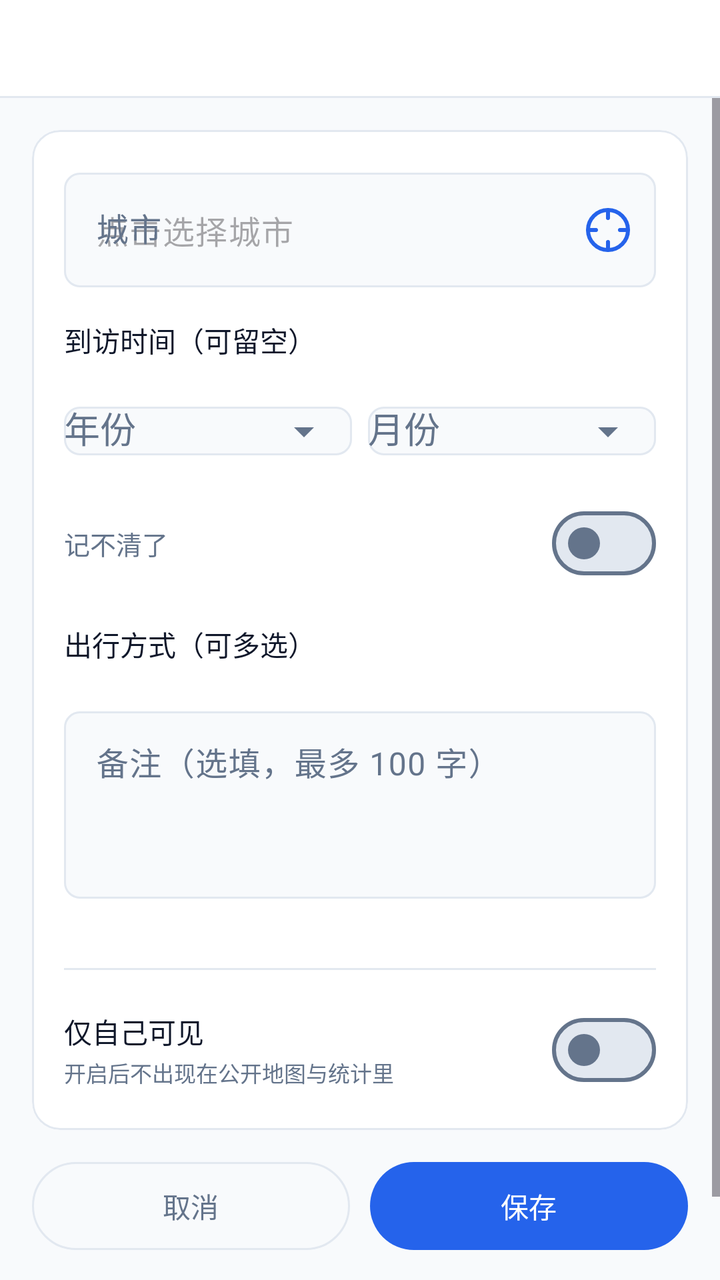
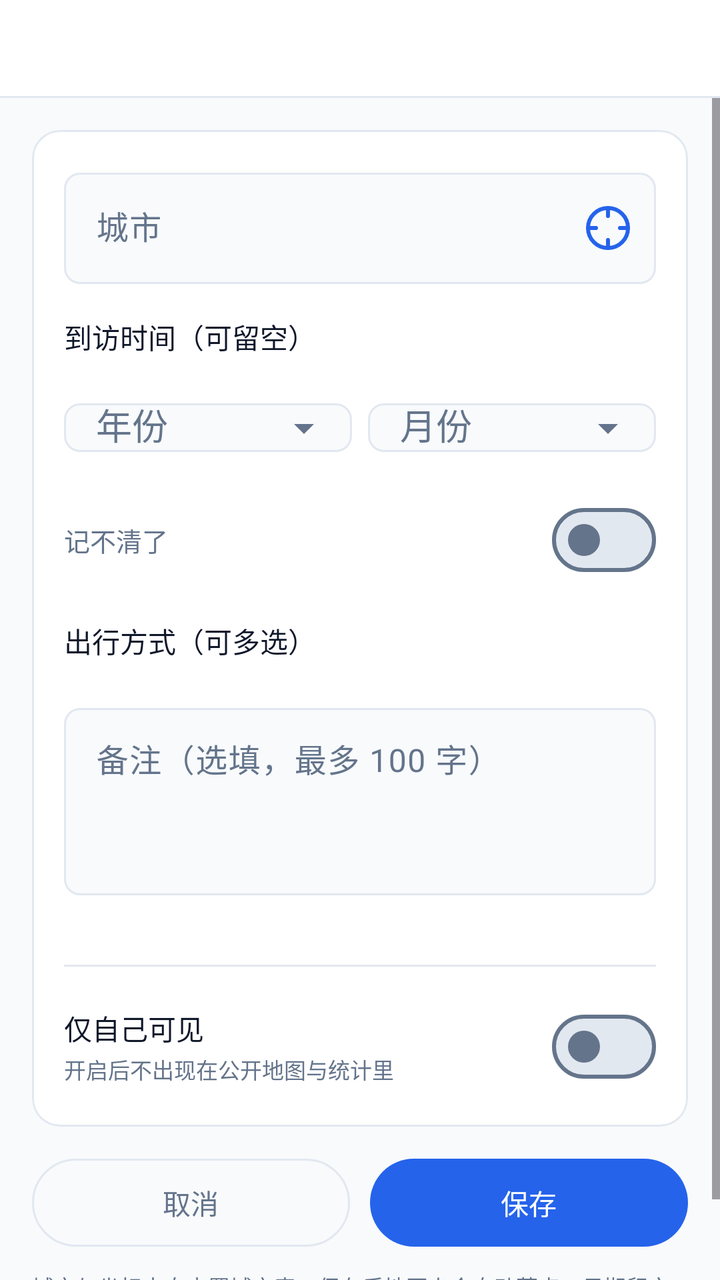

The first picture is an Android layout as it rendered before a commit; the second is the same layout after the commit. The layout source and the unified diff follow.
<!-- AndroidManifest.xml: application theme Theme.CityFootprint -->
<!-- res/layout/activity_visit_edit.xml -->
<?xml version="1.0" encoding="utf-8"?>
<LinearLayout xmlns:android="http://schemas.android.com/apk/res/android"
    xmlns:app="http://schemas.android.com/apk/res-auto"
    android:layout_width="match_parent"
    android:layout_height="match_parent"
    android:background="@color/bg"
    android:orientation="vertical">

    
    <include
        android:id="@+id/topBar"
        layout="@layout/view_top_bar"
        android:layout_width="match_parent"
        android:layout_height="wrap_content" />

    
    <ScrollView
        android:id="@+id/content"
        android:layout_width="match_parent"
        android:layout_height="0dp"
        android:layout_weight="1">

        <LinearLayout
            android:layout_width="match_parent"
            android:layout_height="wrap_content"
            android:orientation="vertical"
            android:padding="16dp">

            <com.google.android.material.card.MaterialCardView
                android:layout_width="match_parent"
                android:layout_height="wrap_content">

                <LinearLayout
                    android:layout_width="match_parent"
                    android:layout_height="wrap_content"
                    android:orientation="vertical"
                    android:padding="16dp">

                    
                    <com.google.android.material.textfield.TextInputLayout
                        android:id="@+id/cityLayout"
                        style="@style/Widget.App.TextInputLayout"
                        android:layout_width="match_parent"
                        android:layout_height="wrap_content"
                        android:hint="@string/edit_city"
                        app:endIconContentDescription="@string/edit_locate"
                        app:endIconDrawable="@drawable/ic_locate"
                        app:endIconMode="custom"
                        app:endIconTint="@color/accent">

                        <com.google.android.material.textfield.TextInputEditText
                            android:id="@+id/inputCity"
                            android:layout_width="match_parent"
                            android:layout_height="wrap_content"
                            android:clickable="true"
                            android:cursorVisible="false"
                            android:focusable="false"
                            android:hint="@string/edit_city_hint"
                            android:inputType="none"
                            android:maxLines="1" />
                    </com.google.android.material.textfield.TextInputLayout>

                    
                    <TextView
                        android:layout_width="match_parent"
                        android:layout_height="wrap_content"
                        android:layout_marginTop="16dp"
                        android:text="@string/edit_date"
                        android:textColor="@color/fg"
                        android:textSize="14sp" />

                    <LinearLayout
                        android:layout_width="match_parent"
                        android:layout_height="wrap_content"
                        android:layout_marginTop="6dp"
                        android:orientation="horizontal">

                        <com.google.android.material.textfield.TextInputLayout
                            android:id="@+id/yearLayout"
                            style="@style/Widget.App.TextInputLayout"
                            android:layout_width="0dp"
                            android:layout_height="wrap_content"
                            android:layout_weight="1"
                            android:hint="@string/edit_date_year"
                            app:endIconMode="dropdown_menu">

                            <AutoCompleteTextView
                                android:id="@+id/inputYear"
                                android:layout_width="match_parent"
                                android:layout_height="wrap_content"
                                android:inputType="none" />
                        </com.google.android.material.textfield.TextInputLayout>

                        <com.google.android.material.textfield.TextInputLayout
                            android:id="@+id/monthLayout"
                            style="@style/Widget.App.TextInputLayout"
                            android:layout_width="0dp"
                            android:layout_height="wrap_content"
                            android:layout_marginStart="8dp"
                            android:layout_weight="1"
                            android:hint="@string/edit_date_month"
                            app:endIconMode="dropdown_menu">

                            <AutoCompleteTextView
                                android:id="@+id/inputMonth"
                                android:layout_width="match_parent"
                                android:layout_height="wrap_content"
                                android:inputType="none" />
                        </com.google.android.material.textfield.TextInputLayout>
                    </LinearLayout>

                    
                    <LinearLayout
                        android:layout_width="match_parent"
                        android:layout_height="wrap_content"
                        android:layout_marginTop="8dp"
                        android:gravity="center_vertical"
                        android:orientation="horizontal">

                        <TextView
                            android:layout_width="0dp"
                            android:layout_height="wrap_content"
                            android:layout_weight="1"
                            android:text="@string/edit_date_forgot"
                            android:textColor="@color/muted_fg"
                            android:textSize="13sp" />

                        <com.google.android.material.materialswitch.MaterialSwitch
                            android:id="@+id/switchForgot"
                            android:layout_width="wrap_content"
                            android:layout_height="wrap_content"
                            android:contentDescription="@string/edit_date_forgot" />
                    </LinearLayout>

                    
                    <TextView
                        android:layout_width="match_parent"
                        android:layout_height="wrap_content"
                        android:layout_marginTop="16dp"
                        android:text="@string/edit_transport"
                        android:textColor="@color/fg"
                        android:textSize="14sp" />

                    <com.google.android.material.chip.ChipGroup
                        android:id="@+id/groupTransport"
                        android:layout_width="match_parent"
                        android:layout_height="wrap_content"
                        android:layout_marginTop="6dp"
                        app:chipSpacingHorizontal="6dp"
                        app:chipSpacingVertical="6dp"
                        app:singleLine="false"
                        app:singleSelection="false" />

                    
                    <com.google.android.material.textfield.TextInputLayout
                        android:id="@+id/noteLayout"
                        style="@style/Widget.App.TextInputLayout"
                        android:layout_width="match_parent"
                        android:layout_height="wrap_content"
                        android:layout_marginTop="12dp"
                        android:hint="@string/edit_note">

                        <com.google.android.material.textfield.TextInputEditText
                            android:id="@+id/inputNote"
                            android:layout_width="match_parent"
                            android:layout_height="wrap_content"
                            android:gravity="top|start"
                            android:inputType="textMultiLine"
                            android:maxLength="100"
                            android:minLines="3" />
                    </com.google.android.material.textfield.TextInputLayout>

                    <TextView
                        android:id="@+id/textNoteCounter"
                        android:layout_width="match_parent"
                        android:layout_height="wrap_content"
                        android:layout_marginTop="4dp"
                        android:fontFamily="monospace"
                        android:gravity="end"
                        android:textColor="@color/muted_fg"
                        android:textSize="11sp" />

                    
                    <View
                        android:layout_width="match_parent"
                        android:layout_height="1dp"
                        android:layout_marginTop="16dp"
                        android:background="@color/border" />

                    <LinearLayout
                        android:layout_width="match_parent"
                        android:layout_height="wrap_content"
                        android:layout_marginTop="16dp"
                        android:gravity="center_vertical"
                        android:orientation="horizontal">

                        <LinearLayout
                            android:layout_width="0dp"
                            android:layout_height="wrap_content"
                            android:layout_weight="1"
                            android:orientation="vertical">

                            <TextView
                                android:layout_width="match_parent"
                                android:layout_height="wrap_content"
                                android:text="@string/edit_private"
                                android:textColor="@color/fg"
                                android:textSize="14sp" />

                            <TextView
                                android:layout_width="match_parent"
                                android:layout_height="wrap_content"
                                android:layout_marginTop="2dp"
                                android:text="@string/edit_private_hint"
                                android:textColor="@color/muted_fg"
                                android:textSize="11sp" />
                        </LinearLayout>

                        <com.google.android.material.materialswitch.MaterialSwitch
                            android:id="@+id/switchPrivate"
                            android:layout_width="wrap_content"
                            android:layout_height="wrap_content"
                            android:layout_marginStart="8dp"
                            android:contentDescription="@string/edit_private" />
                    </LinearLayout>
                </LinearLayout>
            </com.google.android.material.card.MaterialCardView>

            
            <LinearLayout
                android:layout_width="match_parent"
                android:layout_height="wrap_content"
                android:layout_marginTop="16dp"
                android:orientation="horizontal">

                <com.google.android.material.button.MaterialButton
                    android:id="@+id/btnCancel"
                    style="@style/Widget.App.Button.Ghost"
                    android:layout_width="0dp"
                    android:layout_height="44dp"
                    android:layout_weight="1"
                    android:insetTop="0dp"
                    android:insetBottom="0dp"
                    android:text="@string/common_cancel"
                    android:textSize="14sp" />

                <com.google.android.material.button.MaterialButton
                    android:id="@+id/btnSave"
                    style="@style/Widget.App.Button"
                    android:layout_width="0dp"
                    android:layout_height="44dp"
                    android:layout_marginStart="10dp"
                    android:layout_weight="1"
                    android:insetTop="0dp"
                    android:insetBottom="0dp"
                    android:text="@string/edit_save"
                    android:textSize="14sp" />
            </LinearLayout>

            
            <com.google.android.material.button.MaterialButton
                android:id="@+id/btnDelete"
                style="@style/Widget.App.Button.Danger"
                android:layout_width="wrap_content"
                android:layout_height="wrap_content"
                android:layout_marginTop="10dp"
                android:minWidth="0dp"
                android:text="@string/edit_delete"
                android:visibility="gone" />

            <ProgressBar
                android:id="@+id/editProgress"
                android:layout_width="wrap_content"
                android:layout_height="wrap_content"
                android:layout_gravity="center_horizontal"
                android:layout_marginTop="16dp"
                android:visibility="gone" />

            <TextView
                android:id="@+id/textEditError"
                android:layout_width="match_parent"
                android:layout_height="wrap_content"
                android:layout_marginTop="12dp"
                android:textColor="@color/destructive"
                android:textSize="13sp"
                android:visibility="gone" />

            <TextView
                style="@style/BodyMuted"
                android:layout_width="match_parent"
                android:layout_height="wrap_content"
                android:layout_marginTop="12dp"
                android:text="@string/edit_footnote" />
        </LinearLayout>
    </ScrollView>
</LinearLayout>
<!-- res/layout/view_top_bar.xml (included above) -->
<?xml version="1.0" encoding="utf-8"?>
<LinearLayout xmlns:android="http://schemas.android.com/apk/res/android"
    style="@style/Widget.App.ShellBand">

    <LinearLayout
        android:layout_width="match_parent"
        android:layout_height="48dp"
        android:gravity="center_vertical"
        android:orientation="horizontal"
        android:paddingStart="16dp"
        android:paddingEnd="16dp">

        
        <ImageButton
            android:id="@+id/btnMenu"
            android:layout_width="36dp"
            android:layout_height="36dp"
            android:layout_marginEnd="10dp"
            android:background="@drawable/bg_action_button"
            android:contentDescription="@string/common_menu"
            android:padding="6dp"
            android:src="@drawable/ic_menu"
            android:tint="@color/sidebar_fg"
            android:visibility="gone" />

        <ImageButton
            android:id="@+id/btnBack"
            android:layout_width="36dp"
            android:layout_height="36dp"
            android:layout_marginEnd="10dp"
            android:background="@drawable/bg_action_button"
            android:contentDescription="@string/common_back"
            android:padding="6dp"
            android:src="@drawable/ic_back"
            android:tint="@color/sidebar_fg"
            android:visibility="gone" />

        <TextView
            android:id="@+id/title"
            android:layout_width="0dp"
            android:layout_height="wrap_content"
            android:layout_weight="1"
            android:ellipsize="end"
            android:maxLines="1"
            android:textColor="@color/sidebar_fg"
            android:textSize="16sp"
            android:textStyle="bold" />
    </LinearLayout>

    <View style="@style/Widget.App.ShellDivider" />
</LinearLayout>
<!-- resources referenced by this layout -->
<resources>
  <color name="accent">#2563EB</color>
  <color name="bg">#F8FAFC</color>
  <color name="border">#E2E8F0</color>
  <color name="destructive">#DC2626</color>
  <color name="fg">#0F172A</color>
  <color name="muted_fg">#64748B</color>
  <color name="sidebar_fg">#0F172A</color>
  <!-- drawable bg_action_button (drawable) -->
  <?xml version="1.0" encoding="utf-8"?>
  <shape xmlns:android="http://schemas.android.com/apk/res/android"
      android:shape="rectangle">
      <corners android:radius="18dp" />
      <solid android:color="@color/card" />
      <stroke
          android:width="1dp"
          android:color="@color/sidebar_border" />
  </shape>
  <string name="common_back">返回</string>
  <string name="common_cancel">取消</string>
  <string name="common_menu">菜单</string>
  <string name="edit_city">城市</string>
  <string name="edit_city_hint">点击选择城市</string>
  <string name="edit_date">到访时间（可留空）</string>
  <string name="edit_date_forgot">记不清了</string>
  <string name="edit_date_month">月份</string>
  <string name="edit_date_year">年份</string>
  <string name="edit_delete">删除</string>
  <string name="edit_footnote">城市与坐标来自内置城市表，保存后地图上会自动落点；日期留空表示「去过但记不清了」</string>
  <string name="edit_locate">定位到最近的城市</string>
  <string name="edit_note">备注（选填，最多 100 字）</string>
  <string name="edit_private">仅自己可见</string>
  <string name="edit_private_hint">开启后不出现在公开地图与统计里</string>
  <string name="edit_save">保存</string>
  <string name="edit_transport">出行方式（可多选）</string>
  <style name="BodyMuted">
          <item name="android:layout_width">wrap_content</item>
          <item name="android:layout_height">wrap_content</item>
          <item name="android:textSize">11sp</item>
          <item name="android:textColor">@color/muted_fg</item>
      </style>
  <style name="Widget.App.Button" parent="Widget.Material3.Button">
          <item name="cornerRadius">999dp</item>
      </style>
  <style name="Widget.App.Button.Danger" parent="Widget.Material3.Button.OutlinedButton">
          <item name="cornerRadius">999dp</item>
          <item name="strokeColor">@color/border</item>
          <item name="android:textColor">@color/destructive</item>
      </style>
  <style name="Widget.App.Button.Ghost" parent="Widget.Material3.Button.OutlinedButton">
          <item name="cornerRadius">999dp</item>
          <item name="strokeColor">@color/border</item>
          <item name="android:textColor">@color/text_secondary</item>
      </style>
  <style name="Widget.App.ShellBand" parent="">
          <item name="android:layout_width">match_parent</item>
          <item name="android:layout_height">wrap_content</item>
          <item name="android:background">@color/sidebar</item>
          <item name="android:orientation">vertical</item>
      </style>
  <style name="Widget.App.ShellDivider" parent="">
          <item name="android:layout_width">match_parent</item>
          <item name="android:layout_height">1dp</item>
          <item name="android:background">@color/sidebar_border</item>
      </style>
  <color name="card">#FFFFFF</color>
  <color name="sidebar_border">#E2E8F0</color>
  <color name="text_secondary">#64748B</color>
  <color name="sidebar">#FFFFFF</color>
  <color name="popover">#F8FAFC</color>
  <color name="on_accent">#FFFFFF</color>
  <color name="accent_light">#EFF6FF</color>
  <color name="accent_soft_fg">#1D4ED8</color>
  <color name="muted">#E2E8F0</color>
  <color name="window_bg_light">#FFFFFF</color>
  <style name="Widget.App.CardView" parent="Widget.Material3.CardView.Outlined">
          <item name="cardCornerRadius">14dp</item>
          <item name="cardElevation">0dp</item>
          <item name="cardBackgroundColor">@color/card</item>
          <item name="strokeColor">@color/border</item>
          <item name="strokeWidth">1dp</item>
      </style>
  <!-- unchanged entries left out for length: 5 -->
</resources>

<!-- the commit's change to res/layout/activity_visit_edit.xml (unified diff, before → after) -->
@@ -55,7 +55,6 @@
                             android:clickable="true"
                             android:cursorVisible="false"
                             android:focusable="false"
-                            android:hint="@string/edit_city_hint"
                             android:inputType="none"
                             android:maxLines="1" />
                     </com.google.android.material.textfield.TextInputLayout>
@@ -88,7 +87,9 @@
                                 android:id="@+id/inputYear"
                                 android:layout_width="match_parent"
                                 android:layout_height="wrap_content"
-                                android:inputType="none" />
+                                android:inputType="none"
+                                android:paddingStart="16dp"
+                                android:paddingEnd="16dp" />
                         </com.google.android.material.textfield.TextInputLayout>
 
                         <com.google.android.material.textfield.TextInputLayout
@@ -105,7 +106,9 @@
                                 android:id="@+id/inputMonth"
                                 android:layout_width="match_parent"
                                 android:layout_height="wrap_content"
-                                android:inputType="none" />
+                                android:inputType="none"
+                                android:paddingStart="16dp"
+                                android:paddingEnd="16dp" />
                         </com.google.android.material.textfield.TextInputLayout>
                     </LinearLayout>
 
@@ -307,25 +310,12 @@
         android:paddingStart="16dp"
         android:paddingEnd="16dp">
 
-        
-        <ImageButton
-            android:id="@+id/btnMenu"
-            android:layout_width="36dp"
-            android:layout_height="36dp"
-            android:layout_marginEnd="10dp"
-            android:background="@drawable/bg_action_button"
-            android:contentDescription="@string/common_menu"
-            android:padding="6dp"
-            android:src="@drawable/ic_menu"
-            android:tint="@color/sidebar_fg"
-            android:visibility="gone" />
-
         <ImageButton
             android:id="@+id/btnBack"
             android:layout_width="36dp"
             android:layout_height="36dp"
             android:layout_marginEnd="10dp"
-            android:background="@drawable/bg_action_button"
+            android:background="?attr/selectableItemBackgroundBorderless"
             android:contentDescription="@string/common_back"
             android:padding="6dp"
             android:src="@drawable/ic_back"
@@ -342,6 +332,19 @@
             android:textColor="@color/sidebar_fg"
             android:textSize="16sp"
             android:textStyle="bold" />
+
+        
+        <ImageButton
+            android:id="@+id/btnMenu"
+            android:layout_width="36dp"
+            android:layout_height="36dp"
+            android:layout_marginStart="10dp"
+            android:background="?attr/selectableItemBackgroundBorderless"
+            android:contentDescription="@string/common_menu"
+            android:padding="6dp"
+            android:src="@drawable/ic_menu"
+            android:tint="@color/sidebar_fg"
+            android:visibility="gone" />
     </LinearLayout>
 
     <View style="@style/Widget.App.ShellDivider" />
<!-- resource entries referenced after the edit -->
@@ -7,21 +7,10 @@
   <color name="fg">#0F172A</color>
   <color name="muted_fg">#64748B</color>
   <color name="sidebar_fg">#0F172A</color>
-  <!-- drawable bg_action_button (drawable) -->
-  <?xml version="1.0" encoding="utf-8"?>
-  <shape xmlns:android="http://schemas.android.com/apk/res/android"
-      android:shape="rectangle">
-      <corners android:radius="18dp" />
-      <solid android:color="@color/card" />
-      <stroke
-          android:width="1dp"
-          android:color="@color/sidebar_border" />
-  </shape>
   <string name="common_back">返回</string>
   <string name="common_cancel">取消</string>
   <string name="common_menu">菜单</string>
   <string name="edit_city">城市</string>
-  <string name="edit_city_hint">点击选择城市</string>
   <string name="edit_date">到访时间（可留空）</string>
   <string name="edit_date_forgot">记不清了</string>
   <string name="edit_date_month">月份</string>
